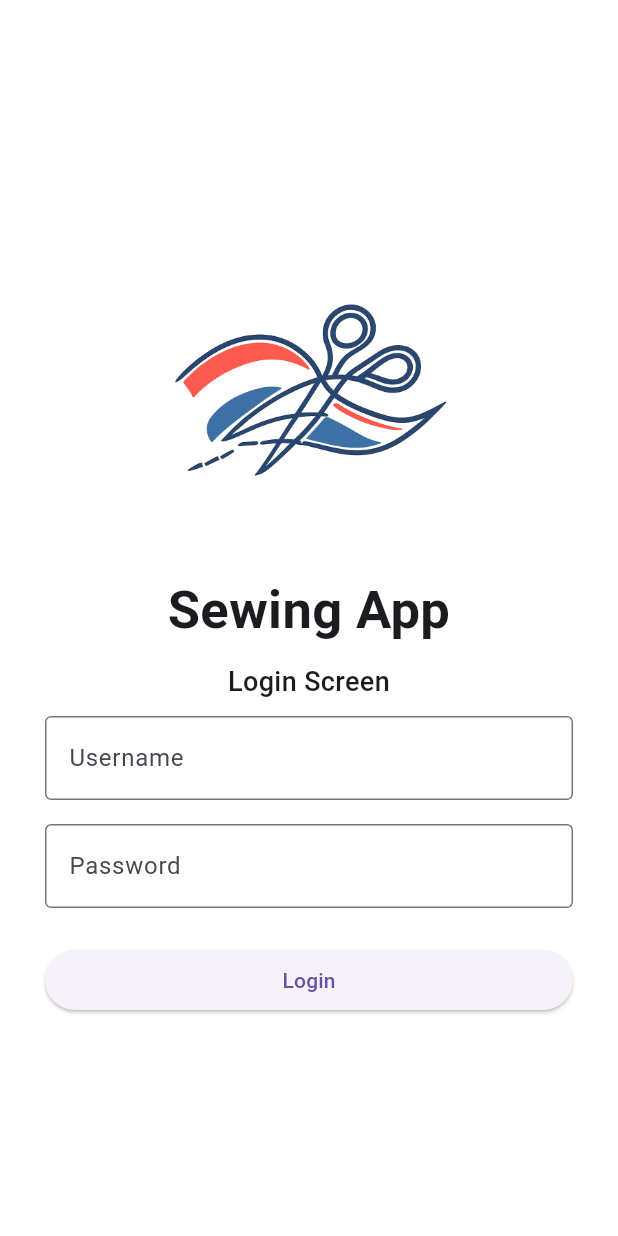
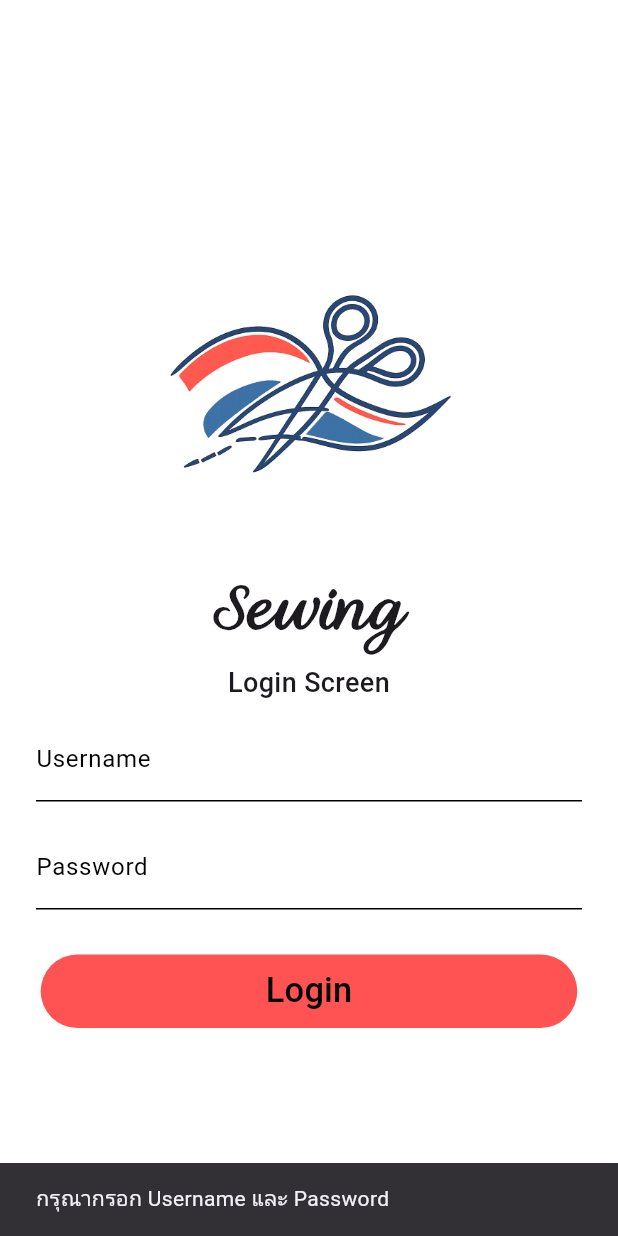
Before and after one commit to 6631501074-code/sewing, a Flutter app: the Login screen opened directly, after a tap on "Login", on a phone screen of 412 x 824 dp. Run offline on Flutter 3.47's test engine with Material 3 defaults, Android fonts, the light colour scheme and no system bars.

Commit message:
Login_page

```diff
--- a/lib/Login/Login.dart
+++ b/lib/Login/Login.dart
@@ -11,6 +11,28 @@ class _LoginState extends State<Login> {
   final TextEditingController _usernameController = TextEditingController();
   final TextEditingController _passwordController = TextEditingController();
 
+  void _login() {
+    final username = _usernameController.text.trim();
+    final password = _passwordController.text.trim();
+
+    if (username.isEmpty || password.isEmpty) {
+      _showMessage('กรุณากรอก Username และ Password');
+      return;
+    }
+
+    if (username == 'admin' && password == '1234') {
+      _showMessage('Login สำเร็จ ✅');
+    } else {
+      _showMessage('Username หรือ Password ไม่ถูกต้อง ❌');
+    }
+  }
+
+  void _showMessage(String message) {
+    ScaffoldMessenger.of(
+      context,
+    ).showSnackBar(SnackBar(content: Text(message)));
+  }
+
   @override
   Widget build(BuildContext context) {
     return Scaffold(
@@ -19,30 +41,29 @@ class _LoginState extends State<Login> {
         child: Center(
           child: SingleChildScrollView(
             child: Padding(
-              padding: const EdgeInsets.symmetric(horizontal: 30),
+              padding: const EdgeInsets.symmetric(horizontal: 24),
               child: Column(
                 mainAxisSize: MainAxisSize.min, // ⭐ ทำให้ column หดตาม content
                 crossAxisAlignment: CrossAxisAlignment.stretch,
                 children: [
                   Image.asset('asset/img/img1.png'),
+
                   const Text(
-                    'Sewing App',
+                    'Sewing',
                     textAlign: TextAlign.center,
                     style: TextStyle(
-                      fontSize: 35,
+                      fontFamily: 'Santa',
+                      fontSize: 40,
                       fontWeight: FontWeight.bold,
                     ),
                   ),
 
-                  const SizedBox(height: 10),
+                  const SizedBox(height: 4),
 
                   const Text(
                     'Login Screen',
                     textAlign: TextAlign.center,
-                    style: TextStyle(
-                      fontSize: 18,
-                      fontWeight: FontWeight.w500,
-                    ),
+                    style: TextStyle(fontSize: 18, fontWeight: FontWeight.w500),
                   ),
 
                   const SizedBox(height: 10),
@@ -51,7 +72,13 @@ class _LoginState extends State<Login> {
                     controller: _usernameController,
                     decoration: const InputDecoration(
                       labelText: 'Username',
-                      border: OutlineInputBorder(),
+                      labelStyle: TextStyle(color: Colors.black),
+                      enabledBorder: UnderlineInputBorder(
+                        borderSide: BorderSide(color: Colors.black),
+                      ),
+                      focusedBorder: UnderlineInputBorder(
+                        borderSide: BorderSide(color: Colors.black, width: 2),
+                      ),
                     ),
                   ),
 
@@ -62,18 +89,39 @@ class _LoginState extends State<Login> {
                     obscureText: true,
                     decoration: const InputDecoration(
                       labelText: 'Password',
-                      border: OutlineInputBorder(),
+                      labelStyle: TextStyle(color: Colors.black),
+                      enabledBorder: UnderlineInputBorder(
+                        borderSide: BorderSide(color: Colors.black),
+                      ),
+                      focusedBorder: UnderlineInputBorder(
+                        borderSide: BorderSide(color: Colors.black, width: 2),
+                      ),
                     ),
                   ),
 
-                  const SizedBox(height: 24),
+                  const SizedBox(height: 30),
 
-                  ElevatedButton(
-                    onPressed: () {
-                      print(_usernameController.text);
-                      print(_passwordController.text);
-                    },
-                    child: const Text('Login'),
+                  Align(
+                    alignment: Alignment.center,
+                    child: ElevatedButton(
+                      onPressed: _login,
+                      style: ElevatedButton.styleFrom(
+                        backgroundColor: Colors.redAccent,
+                        elevation: 0,
+                        padding: const EdgeInsets.symmetric(
+                          horizontal: 150,
+                          vertical: 8,
+                        ),
+                      ),
+                      child: const Text(
+                        'Login',
+                        style: TextStyle(
+                          fontSize: 23,
+                          fontWeight: FontWeight.w500,
+                          color: Colors.black,
+                        ),
+                      ),
+                    ),
                   ),
                 ],
               ),
--- a/lib/main.dart
+++ b/lib/main.dart
@@ -1,6 +1,7 @@
 import 'package:flutter/material.dart';
+import 'package:sewing/Login/Homepage.dart';
 import 'package:sewing/Login/Login.dart';
 
 void main() {
-  runApp(MaterialApp(home: Login(), debugShowCheckedModeBanner: false));
+  runApp(MaterialApp(home: Homepage(), debugShowCheckedModeBanner: false));
 }
--- a/pubspec.yaml
+++ b/pubspec.yaml
@@ -78,6 +78,11 @@ flutter:
       fonts:
         - asset: asset/font/ChristmasHearths.ttf
           weight: 700
+    - family: Santa
+      fonts:
+        - asset: asset/font/Santa.ttf
+          weight: 700
+
 
   #
   # For details regarding fonts from package dependencies,
```
Also changed, not shown: asset/font/Santa.ttf (added).
